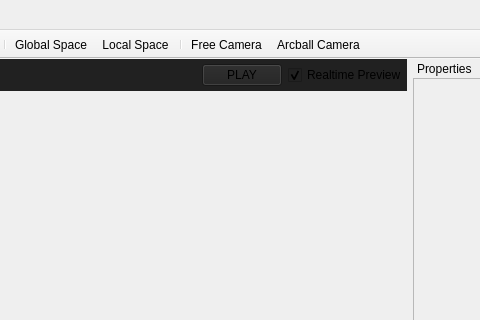
This is src/mainwindow.ui in jahshaka/Studio as Qt 5 draws it before an edit; both pictures show x 344 to 824 and y 0 to 320 of the 1153 by 775 pixel window. The edited form follows.
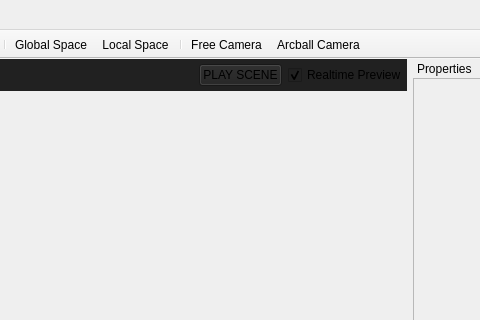
This is the edited form. Icons and pictures are not drawn. Custom widgets are drawn as their Qt base class.

Commit message: Changed PLAY to PLAYSCENE

The edit to the form file:
```diff
--- a/src/mainwindow.ui
+++ b/src/mainwindow.ui
@@ -478,7 +478,7 @@
           <item>
            <widget class="QPushButton" name="playSceneBtn">
             <property name="text">
-             <string>PLAY</string>
+             <string>PLAY SCENE</string>
             </property>
            </widget>
           </item>
```
The commit also changes 1 other file.
